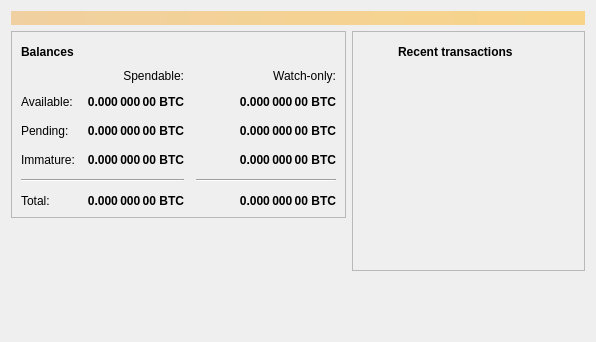
This is src/qt/forms/overviewpage.ui in syscoin/syscoin as Qt 5 draws it before an edit. The edited form follows.
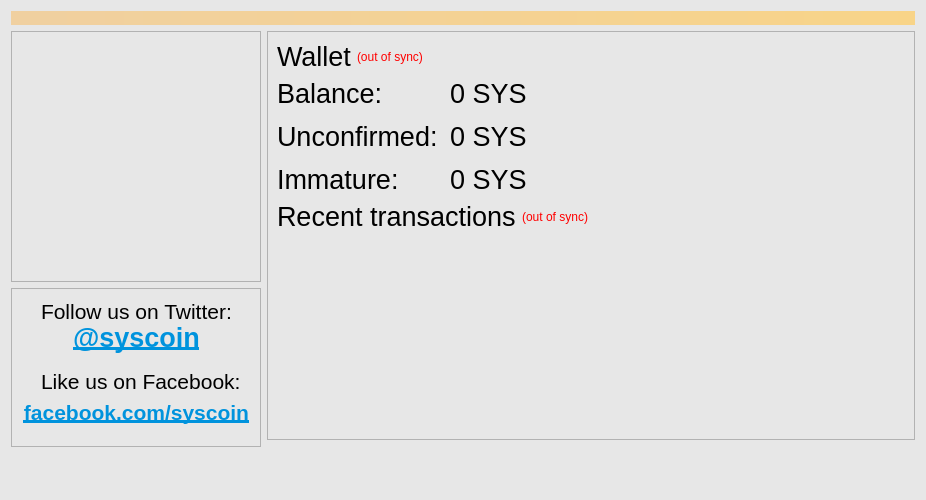
This is the edited form. Icons and pictures are not drawn.

What changed in the file:
```diff
--- a/src/qt/forms/overviewpage.ui
+++ b/src/qt/forms/overviewpage.ui
@@ -6,10 +6,74 @@
    <rect>
     <x>0</x>
     <y>0</y>
-    <width>596</width>
-    <height>342</height>
+    <width>926</width>
+    <height>500</height>
    </rect>
   </property>
+  <property name="palette">
+   <palette>
+    <active>
+     <colorrole role="Base">
+      <brush brushstyle="SolidPattern">
+       <color alpha="255">
+        <red>255</red>
+        <green>255</green>
+        <blue>255</blue>
+       </color>
+      </brush>
+     </colorrole>
+     <colorrole role="Window">
+      <brush brushstyle="SolidPattern">
+       <color alpha="255">
+        <red>231</red>
+        <green>231</green>
+        <blue>231</blue>
+       </color>
+      </brush>
+     </colorrole>
+    </active>
+    <inactive>
+     <colorrole role="Base">
+      <brush brushstyle="SolidPattern">
+       <color alpha="255">
+        <red>255</red>
+        <green>255</green>
+        <blue>255</blue>
+       </color>
+      </brush>
+     </colorrole>
+     <colorrole role="Window">
+      <brush brushstyle="SolidPattern">
+       <color alpha="255">
+        <red>231</red>
+        <green>231</green>
+        <blue>231</blue>
+       </color>
+      </brush>
+     </colorrole>
+    </inactive>
+    <disabled>
+     <colorrole role="Base">
+      <brush brushstyle="SolidPattern">
+       <color alpha="255">
+        <red>231</red>
+        <green>231</green>
+        <blue>231</blue>
+       </color>
+      </brush>
+     </colorrole>
+     <colorrole role="Window">
+      <brush brushstyle="SolidPattern">
+       <color alpha="255">
+        <red>231</red>
+        <green>231</green>
+        <blue>231</blue>
+       </color>
+      </brush>
+     </colorrole>
+    </disabled>
+   </palette>
+  </property>
   <property name="windowTitle">
    <string>Form</string>
   </property>
@@ -36,6 +100,18 @@
       <layout class="QVBoxLayout" name="verticalLayout_2">
        <item>
         <widget class="QFrame" name="frame">
+         <property name="minimumSize">
+          <size>
+           <width>0</width>
+           <height>251</height>
+          </size>
+         </property>
+         <property name="maximumSize">
+          <size>
+           <width>250</width>
+           <height>250</height>
+          </size>
+         </property>
          <property name="frameShape">
           <enum>QFrame::StyledPanel</enum>
          </property>
@@ -44,202 +120,375 @@
          </property>
          <layout class="QVBoxLayout" name="verticalLayout_4">
           <item>
+           <widget class="QLabel" name="label_2">
+            <property name="minimumSize">
+             <size>
+              <width>0</width>
+              <height>0</height>
+             </size>
+            </property>
+            <property name="maximumSize">
+             <size>
+              <width>200</width>
+              <height>200</height>
+             </size>
+            </property>
+            <property name="text">
+             <string/>
+            </property>
+            <property name="pixmap">
+             <pixmap resource="../bitcoin.qrc">:/icons/bitcoin</pixmap>
+            </property>
+            <property name="scaledContents">
+             <bool>true</bool>
+            </property>
+            <property name="alignment">
+             <set>Qt::AlignCenter</set>
+            </property>
+            <property name="wordWrap">
+             <bool>false</bool>
+            </property>
+            <property name="margin">
+             <number>0</number>
+            </property>
+            <property name="openExternalLinks">
+             <bool>false</bool>
+            </property>
+           </widget>
+          </item>
+         </layout>
+        </widget>
+       </item>
+       <item>
+        <widget class="QFrame" name="frame_3">
+         <property name="minimumSize">
+          <size>
+           <width>250</width>
+           <height>159</height>
+          </size>
+         </property>
+         <property name="maximumSize">
+          <size>
+           <width>250</width>
+           <height>16777215</height>
+          </size>
+         </property>
+         <property name="frameShape">
+          <enum>QFrame::StyledPanel</enum>
+         </property>
+         <property name="frameShadow">
+          <enum>QFrame::Raised</enum>
+         </property>
+         <widget class="QLabel" name="label_6">
+          <property name="geometry">
+           <rect>
+            <x>30</x>
+            <y>10</y>
+            <width>211</width>
+            <height>27</height>
+           </rect>
+          </property>
+          <property name="sizePolicy">
+           <sizepolicy hsizetype="Fixed" vsizetype="Fixed">
+            <horstretch>0</horstretch>
+            <verstretch>0</verstretch>
+           </sizepolicy>
+          </property>
+          <property name="font">
+           <font>
+            <family>Segoe UI</family>
+            <pointsize>16</pointsize>
+           </font>
+          </property>
+          <property name="text">
+           <string>Follow us on Twitter:</string>
+          </property>
+          <property name="scaledContents">
+           <bool>true</bool>
+          </property>
+         </widget>
+         <widget class="QLabel" name="label_7">
+          <property name="geometry">
+           <rect>
+            <x>10</x>
+            <y>30</y>
+            <width>231</width>
+            <height>40</height>
+           </rect>
+          </property>
+          <property name="palette">
+           <palette>
+            <active>
+             <colorrole role="WindowText">
+              <brush brushstyle="SolidPattern">
+               <color alpha="255">
+                <red>39</red>
+                <green>149</green>
+                <blue>213</blue>
+               </color>
+              </brush>
+             </colorrole>
+             <colorrole role="Text">
+              <brush brushstyle="SolidPattern">
+               <color alpha="255">
+                <red>39</red>
+                <green>149</green>
+                <blue>213</blue>
+               </color>
+              </brush>
+             </colorrole>
+            </active>
+            <inactive>
+             <colorrole role="WindowText">
+              <brush brushstyle="SolidPattern">
+               <color alpha="255">
+                <red>39</red>
+                <green>149</green>
+                <blue>213</blue>
+               </color>
+              </brush>
+             </colorrole>
+             <colorrole role="Text">
+              <brush brushstyle="SolidPattern">
+               <color alpha="255">
+                <red>39</red>
+                <green>149</green>
+                <blue>213</blue>
+               </color>
+              </brush>
+             </colorrole>
+            </inactive>
+            <disabled>
+             <colorrole role="WindowText">
+              <brush brushstyle="SolidPattern">
+               <color alpha="255">
+                <red>127</red>
+                <green>127</green>
+                <blue>127</blue>
+               </color>
+              </brush>
+             </colorrole>
+             <colorrole role="Text">
+              <brush brushstyle="SolidPattern">
+               <color alpha="255">
+                <red>127</red>
+                <green>127</green>
+                <blue>127</blue>
+               </color>
+              </brush>
+             </colorrole>
+            </disabled>
+           </palette>
+          </property>
+          <property name="font">
+           <font>
+            <family>Segoe UI</family>
+            <pointsize>20</pointsize>
+            <weight>75</weight>
+            <bold>true</bold>
+           </font>
+          </property>
+          <property name="text">
+           <string>&lt;a href=&quot;https://twitter.com/syscoin&quot;&gt;&lt;span style=&quot; text-decoration: underline; color:#0093dd;&quot;&gt;@syscoin&lt;/span&gt;&lt;/a&gt;</string>
+          </property>
+          <property name="scaledContents">
+           <bool>true</bool>
+          </property>
+          <property name="alignment">
+           <set>Qt::AlignCenter</set>
+          </property>
+          <property name="openExternalLinks">
+           <bool>true</bool>
+          </property>
+         </widget>
+         <widget class="QLabel" name="label_8">
+          <property name="geometry">
+           <rect>
+            <x>10</x>
+            <y>110</y>
+            <width>231</width>
+            <height>30</height>
+           </rect>
+          </property>
+          <property name="palette">
+           <palette>
+            <active>
+             <colorrole role="WindowText">
+              <brush brushstyle="SolidPattern">
+               <color alpha="255">
+                <red>39</red>
+                <green>149</green>
+                <blue>213</blue>
+               </color>
+              </brush>
+             </colorrole>
+             <colorrole role="Text">
+              <brush brushstyle="SolidPattern">
+               <color alpha="255">
+                <red>39</red>
+                <green>149</green>
+                <blue>213</blue>
+               </color>
+              </brush>
+             </colorrole>
+            </active>
+            <inactive>
+             <colorrole role="WindowText">
+              <brush brushstyle="SolidPattern">
+               <color alpha="255">
+                <red>39</red>
+                <green>149</green>
+                <blue>213</blue>
+               </color>
+              </brush>
+             </colorrole>
+             <colorrole role="Text">
+              <brush brushstyle="SolidPattern">
+               <color alpha="255">
+                <red>39</red>
+                <green>149</green>
+                <blue>213</blue>
+               </color>
+              </brush>
+             </colorrole>
+            </inactive>
+            <disabled>
+             <colorrole role="WindowText">
+              <brush brushstyle="SolidPattern">
+               <color alpha="255">
+                <red>127</red>
+                <green>127</green>
+                <blue>127</blue>
+               </color>
+              </brush>
+             </colorrole>
+             <colorrole role="Text">
+              <brush brushstyle="SolidPattern">
+               <color alpha="255">
+                <red>127</red>
+                <green>127</green>
+                <blue>127</blue>
+               </color>
+              </brush>
+             </colorrole>
+            </disabled>
+           </palette>
+          </property>
+          <property name="font">
+           <font>
+            <family>Segoe UI</family>
+            <pointsize>16</pointsize>
+            <weight>75</weight>
+            <bold>true</bold>
+           </font>
+          </property>
+          <property name="text">
+           <string>&lt;html&gt;&lt;head/&gt;&lt;body&gt;&lt;p&gt;&lt;a href=&quot;http://www.facebook.com/syscoin&quot;&gt;&lt;span style=&quot; text-decoration: underline; color:#0093dd;&quot;&gt;facebook.com/syscoin&lt;/span&gt;&lt;/a&gt;&lt;/p&gt;&lt;/body&gt;&lt;/html&gt;</string>
+          </property>
+          <property name="scaledContents">
+           <bool>true</bool>
+          </property>
+          <property name="alignment">
+           <set>Qt::AlignCenter</set>
+          </property>
+          <property name="openExternalLinks">
+           <bool>true</bool>
+          </property>
+         </widget>
+         <widget class="QLabel" name="label_9">
+          <property name="geometry">
+           <rect>
+            <x>30</x>
+            <y>80</y>
+            <width>211</width>
+            <height>27</height>
+           </rect>
+          </property>
+          <property name="sizePolicy">
+           <sizepolicy hsizetype="Fixed" vsizetype="Fixed">
+            <horstretch>0</horstretch>
+            <verstretch>0</verstretch>
+           </sizepolicy>
+          </property>
+          <property name="font">
+           <font>
+            <family>Segoe UI</family>
+            <pointsize>16</pointsize>
+           </font>
+          </property>
+          <property name="text">
+           <string>Like us on Facebook:</string>
+          </property>
+          <property name="scaledContents">
+           <bool>true</bool>
+          </property>
+         </widget>
+        </widget>
+       </item>
+       <item>
+        <spacer name="verticalSpacer">
+         <property name="orientation">
+          <enum>Qt::Vertical</enum>
+         </property>
+         <property name="sizeHint" stdset="0">
+          <size>
+           <width>20</width>
+           <height>40</height>
+          </size>
+         </property>
+        </spacer>
+       </item>
+      </layout>
+     </item>
+     <item>
+      <layout class="QVBoxLayout" name="verticalLayout_3">
+       <item>
+        <widget class="QFrame" name="frame_2">
+         <property name="frameShape">
+          <enum>QFrame::StyledPanel</enum>
+         </property>
+         <property name="frameShadow">
+          <enum>QFrame::Raised</enum>
+         </property>
+         <layout class="QVBoxLayout" name="verticalLayout">
+          <item>
            <layout class="QHBoxLayout" name="horizontalLayout_4">
             <item>
              <widget class="QLabel" name="label_5">
               <property name="font">
                <font>
-                <weight>75</weight>
-                <bold>true</bold>
+                <family>Segoe UI</family>
+                <pointsize>20</pointsize>
+                <weight>50</weight>
+                <bold>false</bold>
+                <kerning>true</kerning>
                </font>
               </property>
-              <property name="text">
-               <string>Balances</string>
+              <property name="styleSheet">
+               <string notr="true"/>
               </property>
-             </widget>
-            </item>
-            <item>
-             <widget class="QPushButton" name="labelWalletStatus">
-              <property name="enabled">
-               <bool>false</bool>
-              </property>
-              <property name="maximumSize">
-               <size>
-                <width>30</width>
-                <height>16777215</height>
-               </size>
-              </property>
-              <property name="toolTip">
-               <string>The displayed information may be out of date. Your wallet automatically synchronizes with the Syscoin network after a connection is established, but this process has not completed yet.</string>
-              </property>
               <property name="text">
-               <string/>
+               <string>Wallet</string>
               </property>
-              <property name="iconSize">
-               <size>
-                <width>24</width>
-                <height>24</height>
-               </size>
-              </property>
-              <property name="flat">
-               <bool>true</bool>
-              </property>
              </widget>
             </item>
             <item>
-             <spacer name="horizontalSpacer_3">
-              <property name="orientation">
-               <enum>Qt::Horizontal</enum>
-              </property>
-              <property name="sizeHint" stdset="0">
-               <size>
-                <width>40</width>
-                <height>20</height>
-               </size>
-              </property>
-             </spacer>
-            </item>
-           </layout>
-          </item>
-          <item>
-           <layout class="QGridLayout" name="gridLayout">
-            <property name="spacing">
-             <number>12</number>
-            </property>
-            <item row="2" column="2">
-             <widget class="QLabel" name="labelWatchPending">
-              <property name="font">
-               <font>
-                <weight>75</weight>
-                <bold>true</bold>
-               </font>
-              </property>
-              <property name="cursor">
-               <cursorShape>IBeamCursor</cursorShape>
-              </property>
+             <widget class="QLabel" name="labelWalletStatus">
               <property name="toolTip">
-               <string>Unconfirmed transactions to watch-only addresses</string>
+               <string>The displayed information may be out of date. Your wallet automatically synchronizes with the SysCoin network after a connection is established, but this process has not completed yet.</string>
               </property>
-              <property name="text">
-               <string notr="true">0.000 000 00 BTC</string>
+              <property name="styleSheet">
+               <string notr="true">QLabel { color: red; }</string>
               </property>
-              <property name="alignment">
-               <set>Qt::AlignRight|Qt::AlignTrailing|Qt::AlignVCenter</set>
-              </property>
-              <property name="textInteractionFlags">
-               <set>Qt::LinksAccessibleByMouse|Qt::TextSelectableByKeyboard|Qt::TextSelectableByMouse</set>
-              </property>
-             </widget>
-            </item>
-            <item row="2" column="1">
-             <widget class="QLabel" name="labelUnconfirmed">
-              <property name="font">
-               <font>
-                <weight>75</weight>
-                <bold>true</bold>
-               </font>
-              </property>
-              <property name="cursor">
-               <cursorShape>IBeamCursor</cursorShape>
-              </property>
-              <property name="toolTip">
-               <string>Total of transactions that have yet to be confirmed, and do not yet count toward the spendable balance</string>
-              </property>
               <property name="text">
-               <string notr="true">0.000 000 00 BTC</string>
+               <string notr="true">(out of sync)</string>
               </property>
               <property name="alignment">
-               <set>Qt::AlignRight|Qt::AlignTrailing|Qt::AlignVCenter</set>
+               <set>Qt::AlignLeading|Qt::AlignLeft|Qt::AlignVCenter</set>
               </property>
-              <property name="textInteractionFlags">
-               <set>Qt::LinksAccessibleByMouse|Qt::TextSelectableByKeyboard|Qt::TextSelectableByMouse</set>
-              </property>
              </widget>
             </item>
-            <item row="3" column="2">
-             <widget class="QLabel" name="labelWatchImmature">
-              <property name="font">
-               <font>
-                <weight>75</weight>
-                <bold>true</bold>
-               </font>
-              </property>
-              <property name="cursor">
-               <cursorShape>IBeamCursor</cursorShape>
-              </property>
-              <property name="toolTip">
-               <string>Mined balance in watch-only addresses that has not yet matured</string>
-              </property>
-              <property name="text">
-               <string notr="true">0.000 000 00 BTC</string>
-              </property>
-              <property name="alignment">
-               <set>Qt::AlignRight|Qt::AlignTrailing|Qt::AlignVCenter</set>
-              </property>
-              <property name="textInteractionFlags">
-               <set>Qt::LinksAccessibleByMouse|Qt::TextSelectableByKeyboard|Qt::TextSelectableByMouse</set>
-              </property>
-             </widget>
-            </item>
-            <item row="4" column="0" colspan="2">
-             <widget class="Line" name="line">
-              <property name="orientation">
-               <enum>Qt::Horizontal</enum>
-              </property>
-             </widget>
-            </item>
-            <item row="4" column="2">
-             <widget class="Line" name="lineWatchBalance">
-              <property name="sizePolicy">
-               <sizepolicy hsizetype="Preferred" vsizetype="Fixed">
-                <horstretch>0</horstretch>
-                <verstretch>0</verstretch>
-               </sizepolicy>
-              </property>
-              <property name="minimumSize">
-               <size>
-                <width>140</width>
-                <height>0</height>
-               </size>
-              </property>
-              <property name="orientation">
-               <enum>Qt::Horizontal</enum>
-              </property>
-             </widget>
-            </item>
-            <item row="5" column="0">
-             <widget class="QLabel" name="labelTotalText">
-              <property name="text">
-               <string>Total:</string>
-              </property>
-             </widget>
-            </item>
-            <item row="3" column="1">
-             <widget class="QLabel" name="labelImmature">
-              <property name="font">
-               <font>
-                <weight>75</weight>
-                <bold>true</bold>
-               </font>
-              </property>
-              <property name="cursor">
-               <cursorShape>IBeamCursor</cursorShape>
-              </property>
-              <property name="toolTip">
-               <string>Mined balance that has not yet matured</string>
-              </property>
-              <property name="text">
-               <string notr="true">0.000 000 00 BTC</string>
-              </property>
-              <property name="alignment">
-               <set>Qt::AlignRight|Qt::AlignTrailing|Qt::AlignVCenter</set>
-              </property>
-              <property name="textInteractionFlags">
-               <set>Qt::LinksAccessibleByMouse|Qt::TextSelectableByKeyboard|Qt::TextSelectableByMouse</set>
-              </property>
-             </widget>
-            </item>
-            <item row="2" column="3">
+            <item>
              <spacer name="horizontalSpacer_2">
               <property name="orientation">
                <enum>Qt::Horizontal</enum>
@@ -252,124 +501,89 @@
               </property>
              </spacer>
             </item>
-            <item row="3" column="0">
-             <widget class="QLabel" name="labelImmatureText">
-              <property name="text">
-               <string>Immature:</string>
-              </property>
-             </widget>
-            </item>
-            <item row="5" column="1">
-             <widget class="QLabel" name="labelTotal">
+           </layout>
+          </item>
+          <item>
+           <layout class="QFormLayout" name="formLayout_2">
+            <property name="fieldGrowthPolicy">
+             <enum>QFormLayout::AllNonFixedFieldsGrow</enum>
+            </property>
+            <property name="horizontalSpacing">
+             <number>12</number>
+            </property>
+            <property name="verticalSpacing">
+             <number>12</number>
+            </property>
+            <item row="0" column="0">
+             <widget class="QLabel" name="label">
               <property name="font">
                <font>
-                <weight>75</weight>
-                <bold>true</bold>
+                <family>Segoe UI</family>
+                <pointsize>20</pointsize>
                </font>
               </property>
-              <property name="cursor">
-               <cursorShape>IBeamCursor</cursorShape>
-              </property>
-              <property name="toolTip">
-               <string>Your current total balance</string>
-              </property>
               <property name="text">
-               <string notr="true">0.000 000 00 BTC</string>
+               <string>Balance:</string>
               </property>
-              <property name="alignment">
-               <set>Qt::AlignRight|Qt::AlignTrailing|Qt::AlignVCenter</set>
-              </property>
-              <property name="textInteractionFlags">
-               <set>Qt::LinksAccessibleByMouse|Qt::TextSelectableByKeyboard|Qt::TextSelectableByMouse</set>
-              </property>
              </widget>
             </item>
-            <item row="5" column="2">
-             <widget class="QLabel" name="labelWatchTotal">
+            <item row="0" column="1">
+             <widget class="QLabel" name="labelBalance">
               <property name="font">
                <font>
-                <weight>75</weight>
-                <bold>true</bold>
+                <family>Segoe UI</family>
+                <pointsize>20</pointsize>
+                <weight>50</weight>
+                <bold>false</bold>
+                <kerning>true</kerning>
                </font>
               </property>
               <property name="cursor">
                <cursorShape>IBeamCursor</cursorShape>
               </property>
               <property name="toolTip">
-               <string>Current total balance in watch-only addresses</string>
+               <string>Your current balance</string>
               </property>
               <property name="text">
-               <string notr="true">0.000 000 00 BTC</string>
+               <string notr="true">0 SYS</string>
               </property>
-              <property name="alignment">
-               <set>Qt::AlignRight|Qt::AlignTrailing|Qt::AlignVCenter</set>
-              </property>
               <property name="textInteractionFlags">
                <set>Qt::LinksAccessibleByMouse|Qt::TextSelectableByKeyboard|Qt::TextSelectableByMouse</set>
               </property>
              </widget>
             </item>
-            <item row="0" column="2">
-             <widget class="QLabel" name="labelWatchonly">
-              <property name="text">
-               <string>Watch-only:</string>
-              </property>
-              <property name="alignment">
-               <set>Qt::AlignRight|Qt::AlignTrailing|Qt::AlignVCenter</set>
-              </property>
-             </widget>
-            </item>
             <item row="1" column="0">
-             <widget class="QLabel" name="labelBalanceText">
+             <widget class="QLabel" name="label_3">
+              <property name="font">
+               <font>
+                <family>Segoe UI</family>
+                <pointsize>20</pointsize>
+               </font>
+              </property>
               <property name="text">
-               <string>Available:</string>
+               <string>Unconfirmed:</string>
               </property>
              </widget>
             </item>
             <item row="1" column="1">
-             <widget class="QLabel" name="labelBalance">
+             <widget class="QLabel" name="labelUnconfirmed">
               <property name="font">
                <font>
-                <weight>75</weight>
-                <bold>true</bold>
+                <family>Segoe UI</family>
+                <pointsize>20</pointsize>
+                <weight>50</weight>
+                <bold>false</bold>
+                <kerning>true</kerning>
                </font>
               </property>
               <property name="cursor">
                <cursorShape>IBeamCursor</cursorShape>
               </property>
               <property name="toolTip">
-               <string>Your current spendable balance</string>
+               <string>Total of transactions that have yet to be confirmed, and do not yet count toward the current balance</string>
               </property>
               <property name="text">
-               <string notr="true">0.000 000 00 BTC</string>
-              </property>
-              <property name="alignment">
-               <set>Qt::AlignRight|Qt::AlignTrailing|Qt::AlignVCenter</set>
-              </property>
-              <property name="textInteractionFlags">
-               <set>Qt::LinksAccessibleByMouse|Qt::TextSelectableByKeyboard|Qt::TextSelectableByMouse</set>
-              </property>
-             </widget>
-            </item>
-            <item row="1" column="2">
-             <widget class="QLabel" name="labelWatchAvailable">
-              <property name="font">
-               <font>
-                <weight>75</weight>
-                <bold>true</bold>
-               </font>
-              </property>
-              <property name="cursor">
-               <cursorShape>IBeamCursor</cursorShape>
-              </property>
-              <property name="toolTip">
-               <string>Your current balance in watch-only addresses</string>
-              </property>
-              <property name="text">
-               <string notr="true">0.000 000 00 BTC</string>
-              </property>
-              <property name="alignment">
-               <set>Qt::AlignRight|Qt::AlignTrailing|Qt::AlignVCenter</set>
+               <string notr="true">0 SYS</string>
               </property>
               <property name="textInteractionFlags">
                <set>Qt::LinksAccessibleByMouse|Qt::TextSelectableByKeyboard|Qt::TextSelectableByMouse</set>
@@ -377,95 +591,53 @@
              </widget>
             </item>
             <item row="2" column="0">
-             <widget class="QLabel" name="labelPendingText">
+             <widget class="QLabel" name="labelImmatureText">
+              <property name="font">
+               <font>
+                <family>Segoe UI</family>
+                <pointsize>20</pointsize>
+               </font>
+              </property>
               <property name="text">
-               <string>Pending:</string>
+               <string>Immature:</string>
               </property>
              </widget>
             </item>
-            <item row="0" column="1">
-             <widget class="QLabel" name="labelSpendable">
+            <item row="2" column="1">
+             <widget class="QLabel" name="labelImmature">
+              <property name="font">
+               <font>
+                <family>Segoe UI</family>
+                <pointsize>20</pointsize>
+                <weight>50</weight>
+                <bold>false</bold>
+                <kerning>true</kerning>
+               </font>
+              </property>
+              <property name="toolTip">
+               <string>Mined balance that has not yet matured</string>
+              </property>
               <property name="text">
-               <string>Spendable:</string>
+               <string notr="true">0 SYS</string>
               </property>
-              <property name="alignment">
-               <set>Qt::AlignRight|Qt::AlignTrailing|Qt::AlignVCenter</set>
+              <property name="textInteractionFlags">
+               <set>Qt::LinksAccessibleByMouse|Qt::TextSelectableByKeyboard|Qt::TextSelectableByMouse</set>
               </property>
              </widget>
             </item>
            </layout>
           </item>
-         </layout>
-        </widget>
-       </item>
-       <item>
-        <spacer name="verticalSpacer">
-         <property name="orientation">
-          <enum>Qt::Vertical</enum>
-         </property>
-         <property name="sizeHint" stdset="0">
-          <size>
-           <width>20</width>
-           <height>40</height>
-          </size>
-         </property>
-        </spacer>
-       </item>
-      </layout>
-     </item>
-     <item>
-      <layout class="QVBoxLayout" name="verticalLayout_3">
-       <item>
-        <widget class="QFrame" name="frame_2">
-         <property name="frameShape">
-          <enum>QFrame::StyledPanel</enum>
-         </property>
-         <property name="frameShadow">
-          <enum>QFrame::Raised</enum>
-         </property>
-         <layout class="QVBoxLayout" name="verticalLayout">
           <item>
            <layout class="QHBoxLayout" name="horizontalLayout_2">
-            <item>
-             <widget class="QPushButton" name="labelTransactionsStatus">
-              <property name="enabled">
-               <bool>false</bool>
-              </property>
-              <property name="sizePolicy">
-               <sizepolicy hsizetype="Minimum" vsizetype="Fixed">
-                <horstretch>0</horstretch>
-                <verstretch>0</verstretch>
-               </sizepolicy>
-              </property>
-              <property name="maximumSize">
-               <size>
-                <width>30</width>
-                <height>16777215</height>
-               </size>
-              </property>
-              <property name="toolTip">
-               <string>The displayed information may be out of date. Your wallet automatically synchronizes with the Syscoin network after a connection is established, but this process has not completed yet.</string>
-              </property>
-              <property name="text">
-               <string/>
-              </property>
-              <property name="iconSize">
-               <size>
-                <width>24</width>
-                <height>24</height>
-               </size>
-              </property>
-              <property name="flat">
-               <bool>true</bool>
-              </property>
-             </widget>
-            </item>
             <item>
              <widget class="QLabel" name="label_4">
               <property name="font">
                <font>
-                <weight>75</weight>
-                <bold>true</bold>
+                <family>Segoe UI</family>
+                <pointsize>20</pointsize>
+                <weight>50</weight>
+                <bold>false</bold>
+                <kerning>true</kerning>
                </font>
               </property>
               <property name="text">
@@ -473,6 +645,22 @@
               </property>
              </widget>
             </item>
+            <item>
+             <widget class="QLabel" name="labelTransactionsStatus">
+              <property name="toolTip">
+               <string>The displayed information may be out of date. Your wallet automatically synchronizes with the SysCoin network after a connection is established, but this process has not completed yet.</string>
+              </property>
+              <property name="styleSheet">
+               <string notr="true">QLabel { color: red; }</string>
+              </property>
+              <property name="text">
+               <string notr="true">(out of sync)</string>
+              </property>
+              <property name="alignment">
+               <set>Qt::AlignRight|Qt::AlignTrailing|Qt::AlignVCenter</set>
+              </property>
+             </widget>
+            </item>
             <item>
              <spacer name="horizontalSpacer">
               <property name="orientation">
```
Left out of the diff: 4 changed lines with no effect on the pictures.
